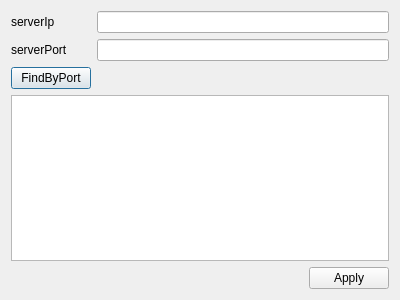
Before: the Qt Designer form settingsnetworkdialog.ui in horvathzoltan/sajatputty, drawn with Qt 5.
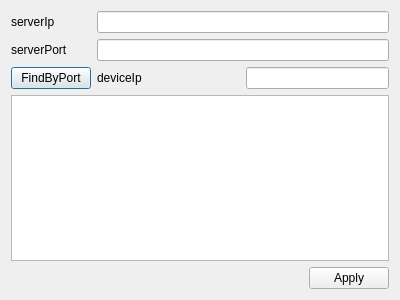
After: the same form once the commit is applied.

Patch:
```diff
--- a/settingsnetworkdialog.ui
+++ b/settingsnetworkdialog.ui
@@ -46,6 +46,27 @@
      <item row="1" column="1">
       <widget class="QLineEdit" name="lineEdit_serverPort"/>
      </item>
+     <item row="2" column="1">
+      <layout class="QHBoxLayout" name="horizontalLayout_2">
+       <item>
+        <widget class="QLabel" name="label_findIp">
+         <property name="text">
+          <string>deviceIp</string>
+         </property>
+        </widget>
+       </item>
+       <item>
+        <widget class="QLineEdit" name="lineEdit_findPort">
+         <property name="sizePolicy">
+          <sizepolicy hsizetype="Preferred" vsizetype="Preferred">
+           <horstretch>0</horstretch>
+           <verstretch>0</verstretch>
+          </sizepolicy>
+         </property>
+        </widget>
+       </item>
+      </layout>
+     </item>
     </layout>
    </item>
    <item>
```
Left out of the diff: 2 changed lines with no effect on the pictures.
